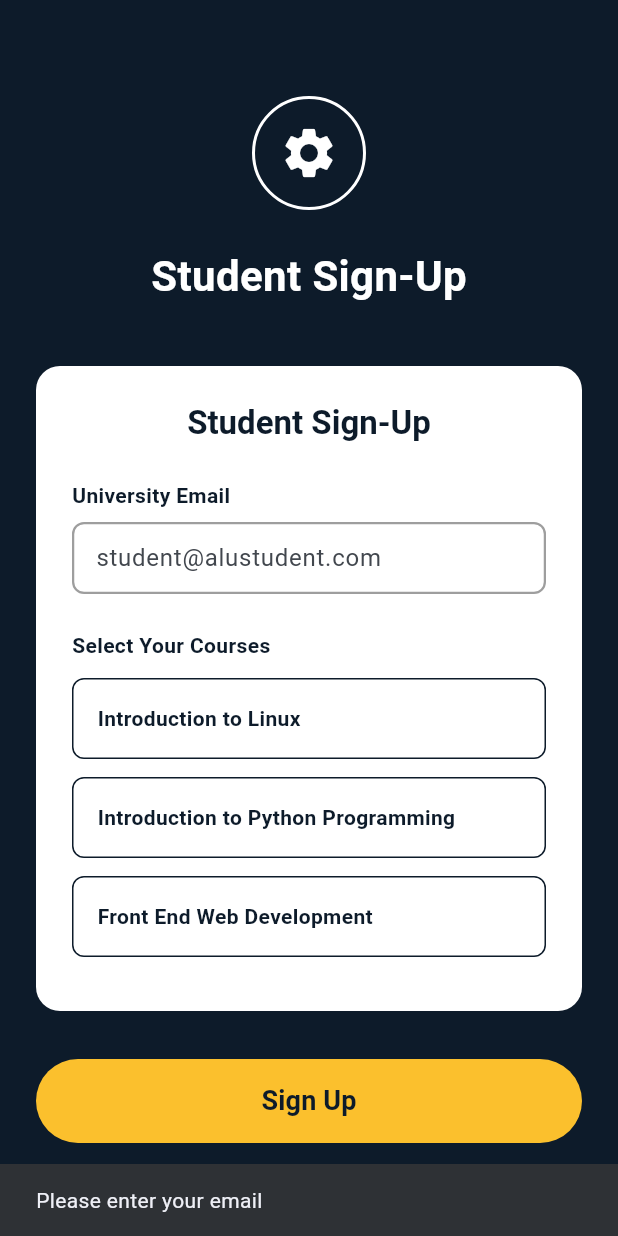
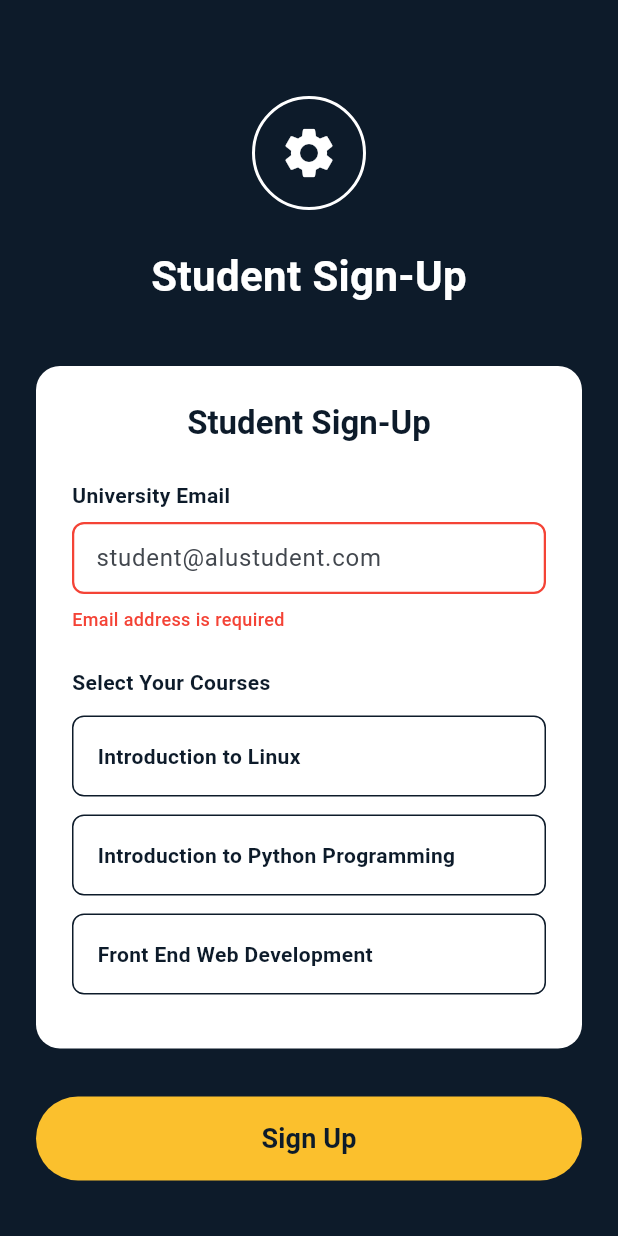
Before and after one commit to ZeeyahOke/MAD_Formative_1, a Flutter app: the screen it shows after launch, after a tap on "Sign Up", on a phone screen of 412 x 824 dp. Run offline on Flutter 3.47's test engine with Material 3 defaults, Android fonts, the phone set to English and light mode, and no system bars; our stand-ins replace shared_preferences.

Commit message:
refactor: email validation

```diff
--- a/lib/screens/signup_screen.dart
+++ b/lib/screens/signup_screen.dart
@@ -242,24 +242,20 @@ class _SignUpScreenState extends State<SignUpScreen> {
                   height: 56,
                   child: ElevatedButton(
                     onPressed: () async {
-                      if (_emailController.text.isEmpty) {
-                         ScaffoldMessenger.of(context).showSnackBar(
-                          const SnackBar(content: Text('Please enter your email')),
+                     // Validate the entire form before proceeding
+                      if (!_validateForm()) {
+                        return;
+                      }
+
+                      final email = _emailController.text.trim();
+                      // Final validation before signup (redundant but ensures correctness)
+                      if (!EmailValidator.isValidAluStudentEmail(email)) {
+                        _showErrorDialog(
+                          'Invalid Email',
+                          EmailValidator.getErrorMessage(email),
                         );
                         return;
                       }
-
-                      if (_selectedCourses.isEmpty) {
-                        ScaffoldMessenger.of(context).showSnackBar(
-                          const SnackBar(content: Text('Please select at least one course')),
-                        );
-                        return;
-                      }
-
-                      // Show loading indicator or visual feedback
-                      ScaffoldMessenger.of(context).showSnackBar(
-                          const SnackBar(content: Text('Creating your profile...')),
-                      );
 
                       final appState = Provider.of<AppState>(context, listen: false);
                       // Pass force:true to ensure data is regenerated fresh for the new user profile
```
